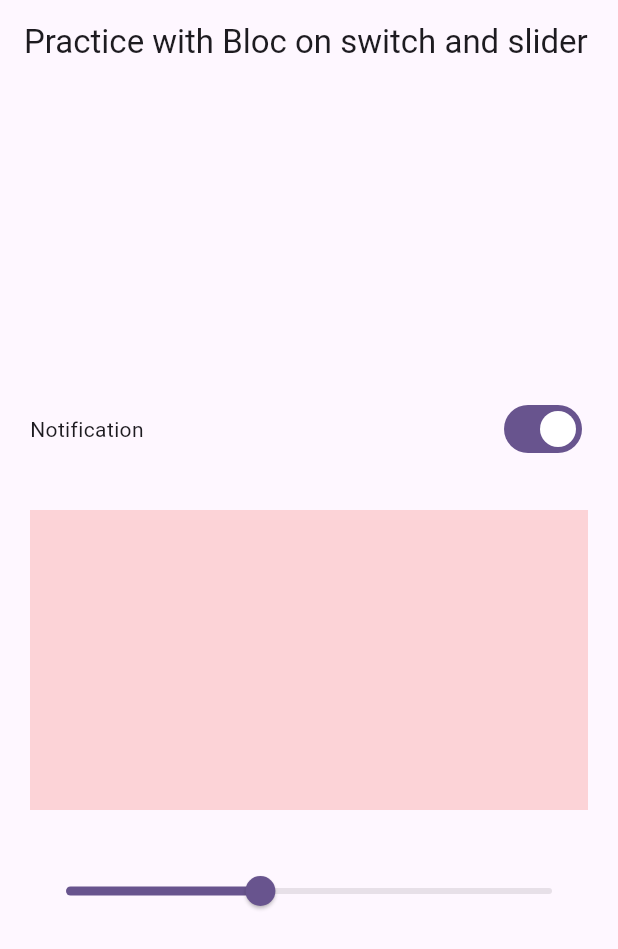
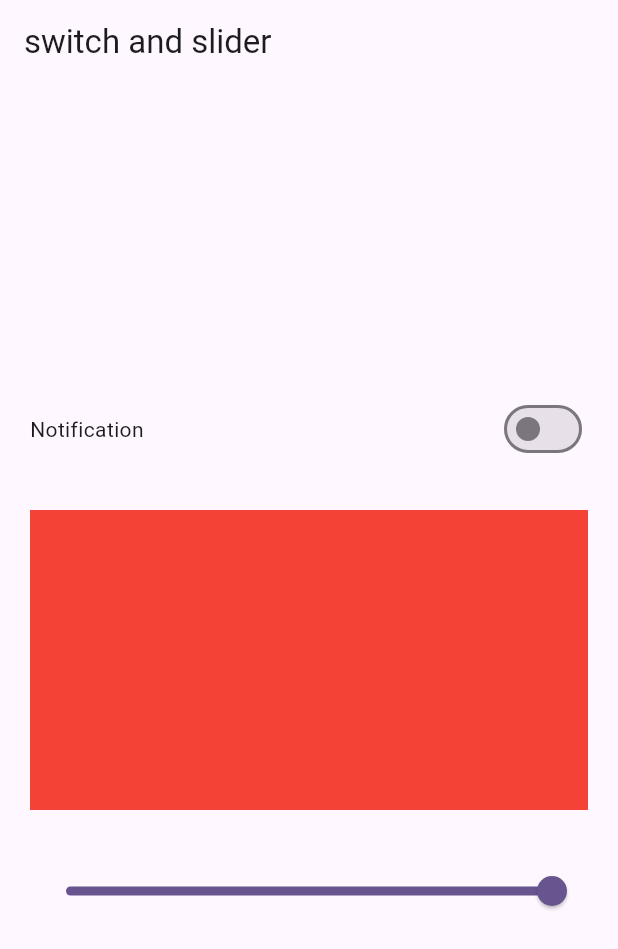
Before and after one commit to azix-khan/Flutter-Bloc_practice, a Flutter app: the screen it shows after launch, on a phone screen of 412 x 824 dp. Shown: the top 949 px of the screen. Run offline on Flutter 3.47's test engine with Material 3 defaults, Android fonts, the light colour scheme and no system bars; our stand-ins replace bloc, equatable, flutter_bloc.

Commit message:
slider events

```diff
--- a/lib/Bloc/Switch_Slider/switch_bloc.dart
+++ b/lib/Bloc/Switch_Slider/switch_bloc.dart
@@ -2,10 +2,17 @@ import 'package:bloc/bloc.dart';
 import 'package:switch_slider_witt_bloc/Bloc/Switch_Slider/switch_event.dart';
 import 'package:switch_slider_witt_bloc/Bloc/Switch_Slider/switch_state.dart';
 
-class SwitchBloc extends Bloc<SwitchEvent, SwitchState> {
-  SwitchBloc() : super(SwitchState()) {
+class SwitchBloc extends Bloc<SwitchEvent, SwitchStates> {
+  SwitchBloc() : super(SwitchStates()) {
     on<EnableOrDisableNotification>(_enableOrDisableNotification);
+    on<SliderEvent>(_slider);
   }
   void _enableOrDisableNotification(
-      EnableOrDisableNotification events, Emitter<SwitchState> emit) {}
+      EnableOrDisableNotification events, Emitter<SwitchStates> emit) {
+    emit(state.copyWith(isSwitch: !state.isSwitch));
+  }
+
+  void _slider(SliderEvent events, Emitter<SwitchStates> emit) {
+    emit(state.copyWith(slider: events.slider));
+  }
 }
--- a/lib/Bloc/Switch_Slider/switch_event.dart
+++ b/lib/Bloc/Switch_Slider/switch_event.dart
@@ -7,3 +7,10 @@ abstract class SwitchEvent extends Equatable {
 }
 
 class EnableOrDisableNotification extends SwitchEvent {}
+
+class SliderEvent extends SwitchEvent {
+  double slider;
+  SliderEvent({required this.slider});
+  @override
+  List<Object?> get props => [slider];
+}
--- a/lib/Bloc/Switch_Slider/switch_state.dart
+++ b/lib/Bloc/Switch_Slider/switch_state.dart
@@ -1,13 +1,17 @@
 import 'package:equatable/equatable.dart';
 
-class SwitchState extends Equatable {
+class SwitchStates extends Equatable {
   bool isSwitch;
-  SwitchState({this.isSwitch = false});
+  double slider;
+  SwitchStates({this.isSwitch = false, this.slider = 1.0});
 
-  SwitchState copyWith({bool? isSwitch}) {
-    return SwitchState(isSwitch: isSwitch ?? this.isSwitch);
+  SwitchStates copyWith({bool? isSwitch, double? slider}) {
+    return SwitchStates(
+      isSwitch: isSwitch ?? this.isSwitch,
+      slider: slider ?? this.slider,
+    );
   }
 
   @override
-  List<Object?> get props => [isSwitch];
+  List<Object?> get props => [isSwitch, slider];
 }
--- a/lib/UI/Switch_Slider/switch_slider_screen.dart
+++ b/lib/UI/Switch_Slider/switch_slider_screen.dart
@@ -1,4 +1,8 @@
 import 'package:flutter/material.dart';
+import 'package:flutter_bloc/flutter_bloc.dart';
+import 'package:switch_slider_witt_bloc/Bloc/Switch_Slider/switch_bloc.dart';
+import 'package:switch_slider_witt_bloc/Bloc/Switch_Slider/switch_event.dart';
+import 'package:switch_slider_witt_bloc/Bloc/Switch_Slider/switch_state.dart';
 
 class SwitchSliderScreen extends StatefulWidget {
   const SwitchSliderScreen({super.key});
@@ -12,7 +16,7 @@ class _SwitchSliderScreenState extends State<SwitchSliderScreen> {
   Widget build(BuildContext context) {
     return Scaffold(
       appBar: AppBar(
-        title: const Text("Practice with Bloc on switch and slider"),
+        title: const Text("switch and slider"),
       ),
       body: Padding(
         padding: const EdgeInsets.symmetric(horizontal: 20),
@@ -24,20 +28,44 @@ class _SwitchSliderScreenState extends State<SwitchSliderScreen> {
               mainAxisAlignment: MainAxisAlignment.spaceBetween,
               children: [
                 const Text("Notification"),
-                Switch(value: true, onChanged: (newValue) {}),
+                BlocBuilder<SwitchBloc, SwitchStates>(
+                    buildWhen: (previous, current) =>
+                        previous.isSwitch != current.isSwitch,
+                    builder: (context, state) {
+                      return Switch(
+                          value: state.isSwitch,
+                          onChanged: (newValue) {
+                            print("Notification");
+                            context
+                                .read<SwitchBloc>()
+                                .add(EnableOrDisableNotification());
+                          });
+                    }),
               ],
             ),
             const SizedBox(
               height: 30,
             ),
-            Container(
-              height: 200,
-              color: Colors.red.withOpacity(.2),
-            ),
+            BlocBuilder<SwitchBloc, SwitchStates>(
+                buildWhen: (previous, current) =>
+                    previous.slider != current.slider,
+                builder: (context, state) {
+                  print("Slider");
+                  return Container(
+                    height: 200,
+                    color: Colors.red.withOpacity(state.slider),
+                  );
+                }),
             const SizedBox(
               height: 30,
             ),
-            Slider(value: .4, onChanged: (value) {}),
+            BlocBuilder<SwitchBloc, SwitchStates>(builder: (context, state) {
+              return Slider(
+                  value: state.slider,
+                  onChanged: (value) {
+                    context.read<SwitchBloc>().add(SliderEvent(slider: value));
+                  });
+            }),
           ],
         ),
       ),
```
